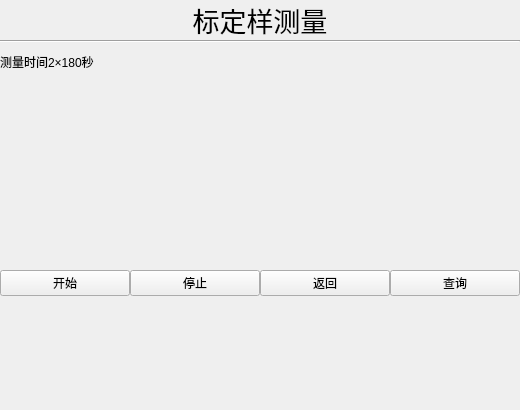
urielyan/kairen_ok335xs, file calibrationmeasurement.ui: the form before one commit.
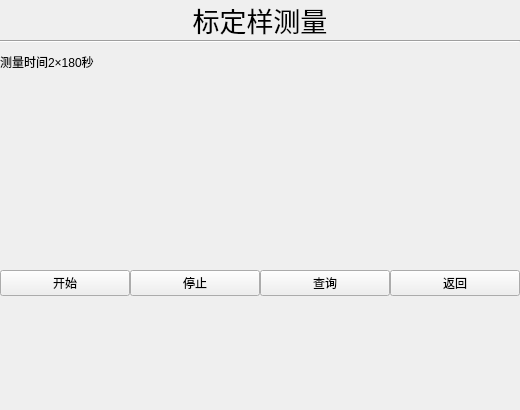
The form after the commit. Custom widgets are drawn as their Qt base class.

Diff of the .ui file:
```diff
--- a/calibrationmeasurement.ui
+++ b/calibrationmeasurement.ui
@@ -118,6 +118,9 @@
      </item>
      <item>
       <layout class="QHBoxLayout" name="horizontalLayout">
+       <property name="spacing">
+        <number>0</number>
+       </property>
        <item>
         <widget class="QPushButton" name="pushButton">
          <property name="text">
@@ -132,13 +135,6 @@
          </property>
         </widget>
        </item>
-       <item>
-        <widget class="QPushButton" name="pushButton_3">
-         <property name="text">
-          <string>返回</string>
-         </property>
-        </widget>
-       </item>
        <item>
         <widget class="QPushButton" name="pushButton_4">
          <property name="text">
@@ -146,6 +142,13 @@
          </property>
         </widget>
        </item>
+       <item>
+        <widget class="QPushButton" name="pushButton_3">
+         <property name="text">
+          <string>返回</string>
+         </property>
+        </widget>
+       </item>
       </layout>
      </item>
      <item>
```
